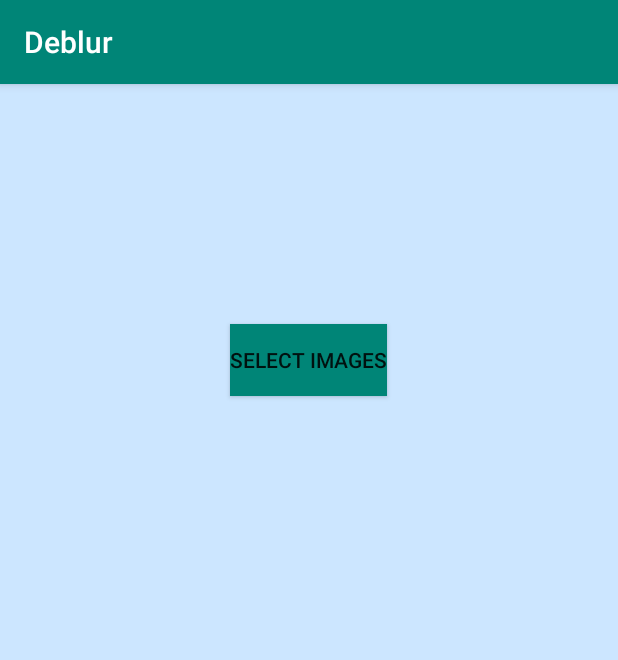
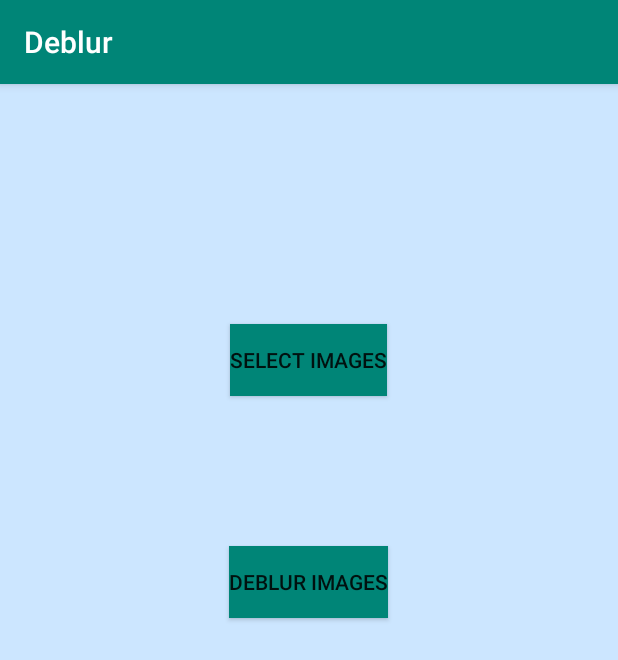
Before and after one commit to Amineleg/Deblurring, an Android app: the screen it shows after launch (MainActivity), on a phone screen of 412 x 824 dp. Shown: the top 660 px of the screen. Run offline under Robolectric (Android 15) with nearby library versions, the phone set to English and light mode, and no system bars; libraries missing offline, so code that uses them is left out: com.gun0912.tedpermission, gun0912.tedbottompicker.

Commit message:
#2 Show the selected Image in a new activity

```diff
--- a/app/src/main/AndroidManifest.xml
+++ b/app/src/main/AndroidManifest.xml
@@ -2,9 +2,8 @@
 <manifest xmlns:android="http://schemas.android.com/apk/res/android"
     package="com.amine.deblur">
 
-    <uses-permission android:name="android.permission.CAMERA"/>
-    <uses-permission android:name="android.permission.READ_EXTERNAL_STORAGE"/>
-
+    <uses-permission android:name="android.permission.CAMERA" />
+    <uses-permission android:name="android.permission.READ_EXTERNAL_STORAGE" />
 
     <application
         android:allowBackup="true"
@@ -13,6 +12,7 @@
         android:roundIcon="@mipmap/ic_launcher_round"
         android:supportsRtl="true"
         android:theme="@style/AppTheme">
+        <activity android:name=".DeblurActivity"></activity>
         <activity android:name=".MainActivity">
             <intent-filter>
                 <action android:name="android.intent.action.MAIN" />
--- a/app/src/main/java/com/amine/deblur/MainActivity.java
+++ b/app/src/main/java/com/amine/deblur/MainActivity.java
@@ -1,6 +1,7 @@
 package com.amine.deblur;
 
 import android.Manifest;
+import android.content.Intent;
 import android.net.Uri;
 import android.support.v7.app.AppCompatActivity;
 import android.os.Bundle;
@@ -14,6 +15,7 @@ import android.widget.Toast;
 import com.gun0912.tedpermission.PermissionListener;
 import com.gun0912.tedpermission.TedPermission;
 
+import java.io.Serializable;
 import java.util.ArrayList;
 import java.util.List;
 
@@ -23,6 +25,7 @@ public class MainActivity extends AppCompatActivity {
 
 
     private Button btnSelect;
+    private Button btnDeblur;
     private RecyclerView rclPhoto;
     private PhotoAdapter photoAdapter;
     private ArrayList<Uri> myPictures;
@@ -34,6 +37,7 @@ public class MainActivity extends AppCompatActivity {
         setContentView(R.layout.activity_main);
 
         btnSelect = findViewById(R.id.btn_select);
+        btnDeblur = findViewById(R.id.btn_deblur);
         rclPhoto = findViewById(R.id.rcl_images);
 
 
@@ -49,6 +53,15 @@ public class MainActivity extends AppCompatActivity {
             @Override
             public void onClick(View v) {
                 requestPermissions();
+            }
+        });
+
+        btnDeblur.setOnClickListener(new View.OnClickListener() {
+            @Override
+            public void onClick(View v) {
+
+                deblur();
+
             }
         });
     }
@@ -101,4 +114,15 @@ public class MainActivity extends AppCompatActivity {
         photoAdapter.setImages(myPictures);
 
     }
+
+
+    public void deblur(){
+
+        Intent intent = new Intent(this, DeblurActivity.class);
+        Bundle args = new Bundle();
+        args.putSerializable("ARRAYLIST",(Serializable)myPictures);
+        intent.putExtra("images",args);
+        startActivity(intent);
+
+    }
 }
--- a/app/src/main/res/layout/activity_main.xml
+++ b/app/src/main/res/layout/activity_main.xml
@@ -29,6 +29,16 @@
 
     </android.support.v7.widget.RecyclerView>
 
+    <Button
+        android:layout_width="wrap_content"
+        android:layout_height="wrap_content"
+        android:text="Deblur Images"
+        android:layout_gravity="center_horizontal"
+        android:layout_marginTop="50dp"
+        android:layout_marginBottom="50dp"
+        android:id="@+id/btn_deblur"
+        android:background="@color/colorPrimary" />
+
 
 
 
```
Also changed, not shown: app/src/main/java/com/amine/deblur/DeblurActivity.java (added, +34 -0 lines), app/src/main/res/layout/activity_deblur.xml (added, +21 -0 lines).
